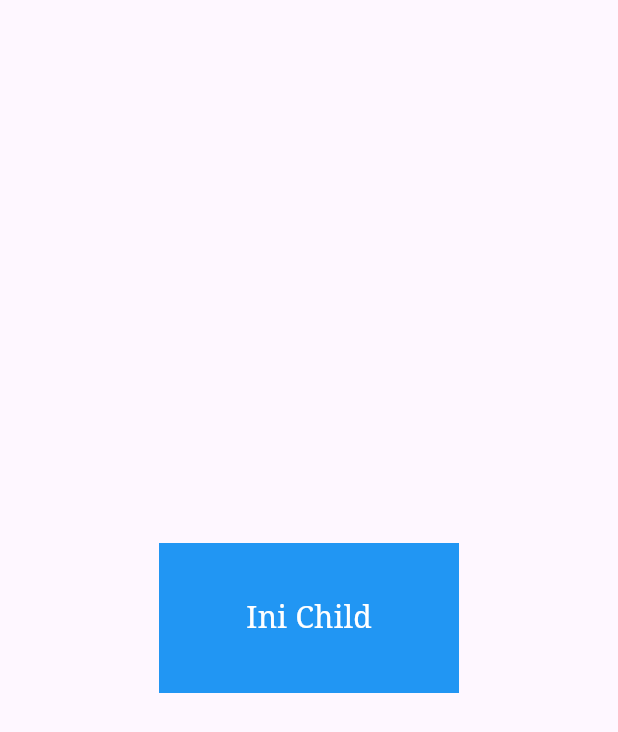
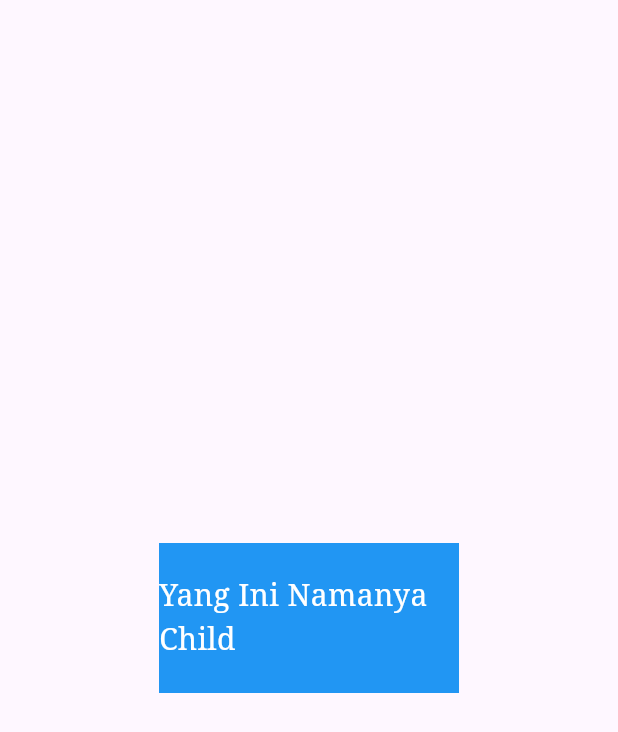
Before and after one commit to DavidHariadi/latihan_flutter_1, a Flutter app: the screen it shows after launch, on a phone screen of 412 x 824 dp. Shown: the top 732 px of the screen. Run offline on Flutter 3.47's test engine with Material 3 defaults, Android fonts, the phone set to English and light mode, and no system bars.

Commit message:
First Commit

```diff
--- a/lib/main.dart
+++ b/lib/main.dart
@@ -18,7 +18,7 @@
             height: 100,
             child: const Center(
               child: Text(
-                "Ini Child",
+                "Yang Ini Namanya Child",
                 style: TextStyle(
                     color: Colors.white, fontFamily: "Serif", fontSize: 20.0),
               ),
```
